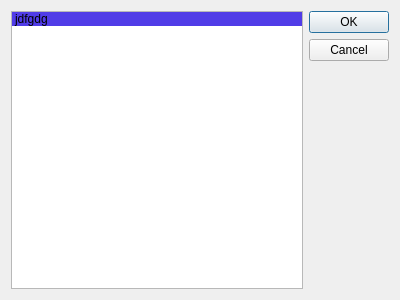
This is pwin.ui in dotblank/groove as Qt 5 draws it before an edit. The edited form follows.
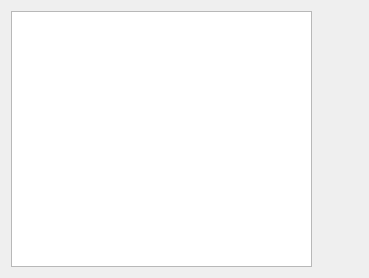
This is the edited form. Icons and pictures are not drawn.

What changed in the file:
```diff
--- a/pwin.ui
+++ b/pwin.ui
@@ -6,8 +6,8 @@
    <rect>
     <x>0</x>
     <y>0</y>
-    <width>400</width>
-    <height>300</height>
+    <width>369</width>
+    <height>278</height>
    </rect>
   </property>
   <property name="windowTitle">
@@ -15,34 +15,40 @@
   </property>
   <layout class="QHBoxLayout" name="horizontalLayout">
    <item>
-    <widget class="QListWidget" name="listWidget">
+    <widget class="QListWidget" name="listWidget"/>
+   </item>
      <item>
+    <layout class="QVBoxLayout" name="verticalLayout">
+     <item>
+      <widget class="QPushButton" name="pushButton">
       <property name="text">
-       <string>jdfgdg</string>
-      </property>
-      <property name="background">
-       <brush brushstyle="SolidPattern">
-        <color alpha="255">
-         <red>80</red>
-         <green>60</green>
-         <blue>231</blue>
-        </color>
-       </brush>
-      </property>
-     </item>
+        <string/>
+       </property>
+       <property name="icon">
+        <iconset resource="res.qrc">
+         <normaloff>:/groove/icons/general_close.png</normaloff>:/groove/icons/general_close.png</iconset>
+       </property>
+       <property name="flat">
+        <bool>true</bool>
+       </property>
     </widget>
    </item>
    <item>
-    <widget class="QDialogButtonBox" name="buttonBox">
+      <spacer name="verticalSpacer">
      <property name="orientation">
       <enum>Qt::Vertical</enum>
      </property>
-     <property name="standardButtons">
-      <set>QDialogButtonBox::Cancel|QDialogButtonBox::Ok</set>
-     </property>
-    </widget>
-   </item>
-  </layout>
+       <property name="sizeHint" stdset="0">
+        <size>
+         <width>20</width>
+         <height>40</height>
+        </size>
+       </property>
+      </spacer>
+     </item>
+    </layout>
+   </item>
+  </layout>
  </widget>
  <resources/>
  <connections/>
```
Left out of the diff: 4 changed lines with no effect on the pictures. Lines whose indentation alone changed are shown as unchanged.
